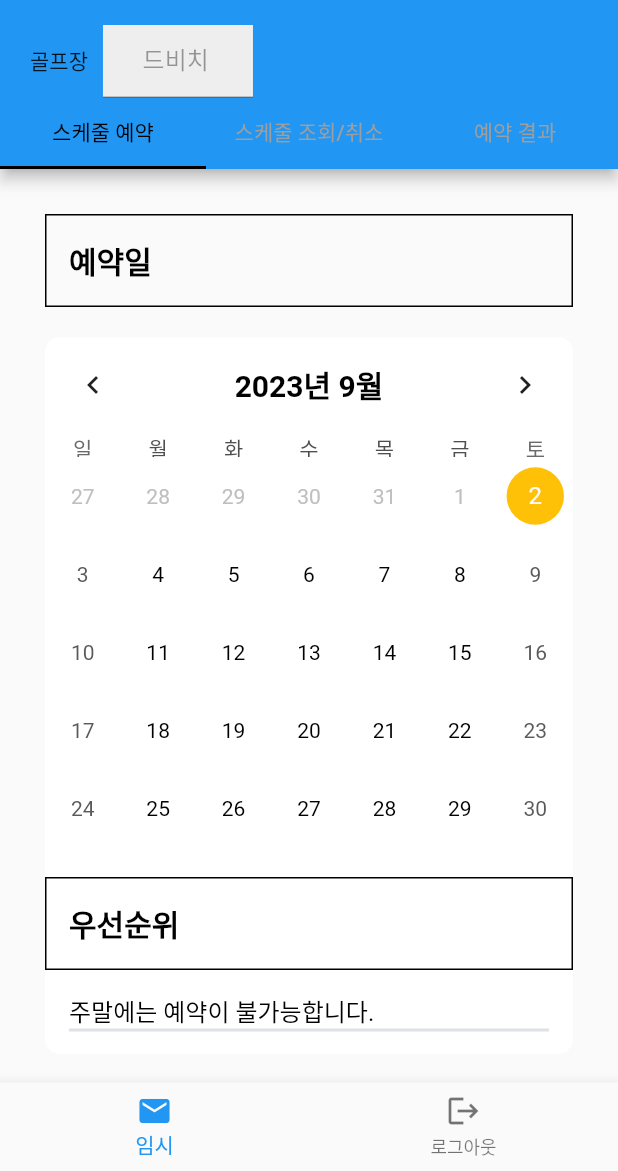
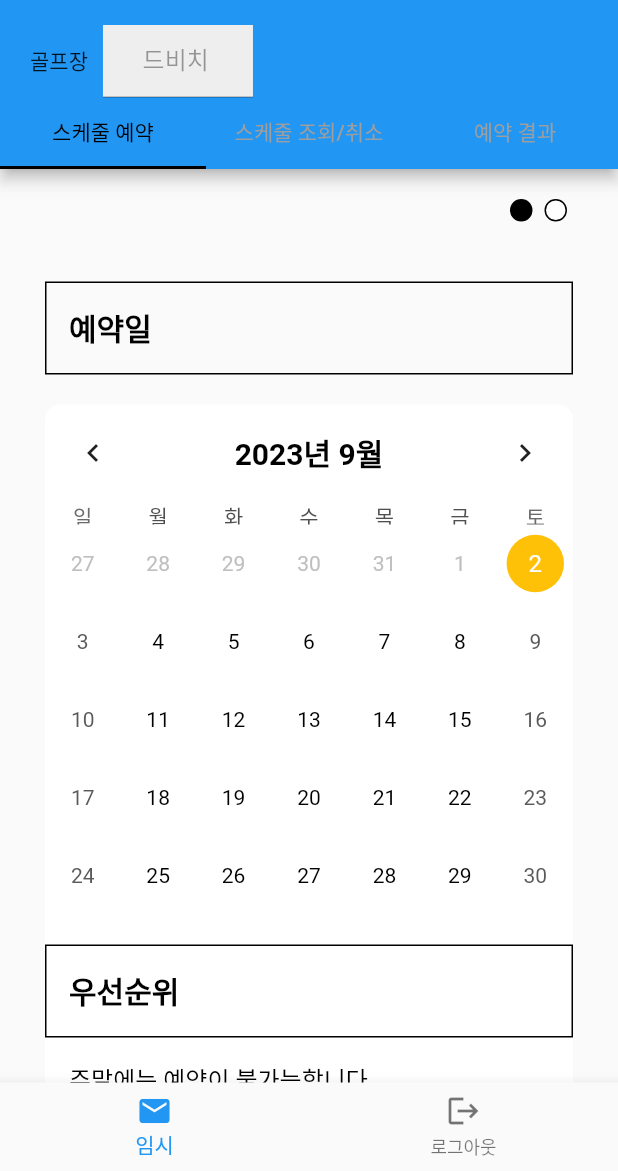
Before and after one commit to lazarus0320/golf_reservation_app, a Flutter app: the screen it shows after launch, on a phone screen of 412 x 824 dp, the part 65-1236 px from its top. Run offline on Flutter 3.47's test engine with Material 2 defaults, Android fonts, the phone set to English and light mode, and no system bars; drawn by our look-alikes of table_calendar; our stand-ins replace flutter_dotenv, get.

Commit message:
feat: 스케줄 예약 indicator 추가

```diff
--- a/lib/screens/reservation_page2.dart
+++ b/lib/screens/reservation_page2.dart
@@ -22,11 +22,18 @@ class ReservationPage2 extends StatefulWidget {
 
 class _ReservationPage2State extends State<ReservationPage2> {
   final PageController _pageController = PageController(initialPage: 0);
+  int currentPage = 0;
 
   @override
   void dispose() {
     _pageController.dispose(); // PageController 해제
     super.dispose();
+  }
+
+  void onPageChanged(int page) {
+    setState(() {
+      currentPage = page;
+    });
   }
 
   @override
@@ -83,9 +90,35 @@ class _ReservationPage2State extends State<ReservationPage2> {
         body: PageView.builder(
           controller: _pageController,
           itemCount: 3,
+          onPageChanged: onPageChanged,
           itemBuilder: (context, index) {
             return Column(
               children: [
+                Align(
+                  alignment: Alignment.centerRight,
+                  child: Padding(
+                    padding: const EdgeInsets.only(right: 30, top: 20),
+                    child: Row(
+                      mainAxisAlignment: MainAxisAlignment.end,
+                      children: List<Widget>.generate(2, (index) {
+                        return Container(
+                          margin: const EdgeInsets.symmetric(horizontal: 4.0),
+                          width: 15.0,
+                          height: 15.0,
+                          decoration: BoxDecoration(
+                              shape: BoxShape.circle,
+                              color: currentPage == 0 ? (index == 0 ? Colors.black : Colors.white) : Colors.black,
+                            border: Border.all(
+                              color: Colors.black,
+                              width: 1.0,
+                            )
+                          ),
+                        );
+                      }),
+                    ),
+                  ),
+                ),
+                const SizedBox(height: 10),
                 Expanded(
                   child: SingleChildScrollView(
                     child: Column(
```
